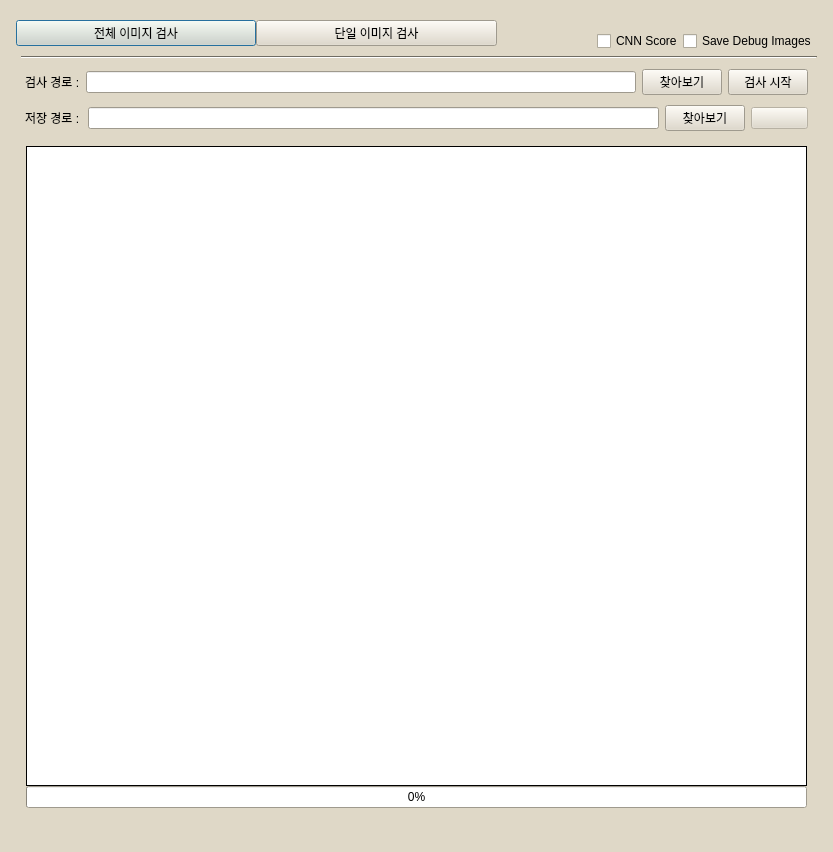
Above: GUI/test.ui from knudatascientists/lg-innotek-projects before the change. Below: the same form after it.
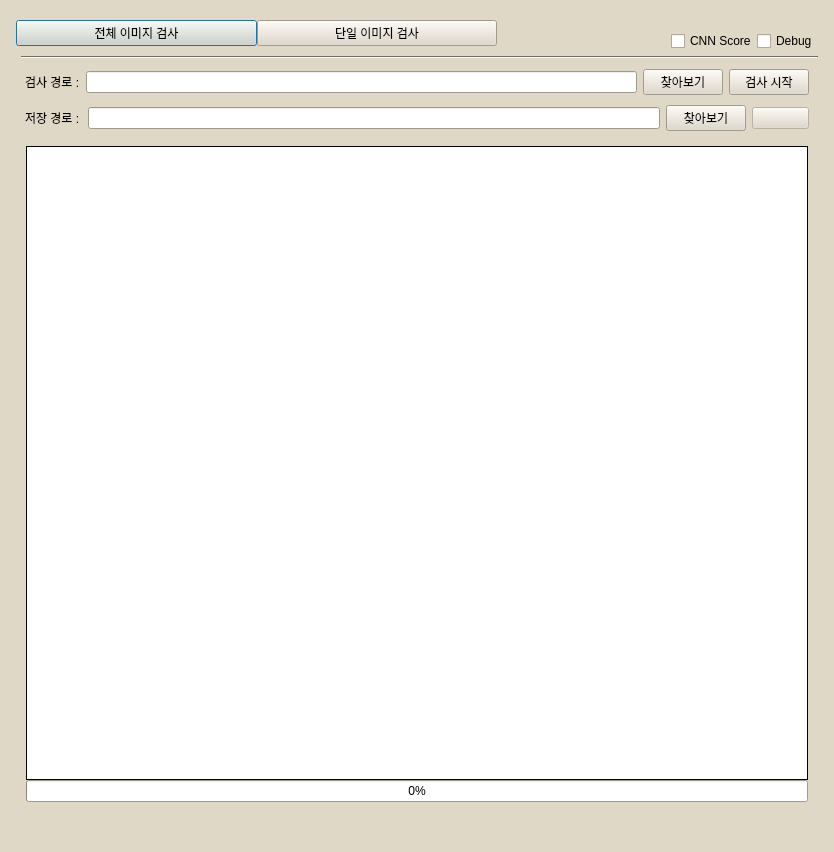
That is the form after the change.

```diff
--- a/GUI/test.ui
+++ b/GUI/test.ui
@@ -6,7 +6,7 @@
    <rect>
     <x>0</x>
     <y>0</y>
-    <width>833</width>
+    <width>834</width>
     <height>852</height>
    </rect>
   </property>
@@ -558,7 +558,7 @@
               <item>
                <widget class="QCheckBox" name="debug_checkBox">
                 <property name="text">
-                 <string>Save Debug Images</string>
+                 <string>Debug</string>
                 </property>
                </widget>
               </item>
@@ -714,7 +714,7 @@
            <number>0</number>
           </property>
           <item row="2" column="0">
-           <layout class="QHBoxLayout" name="horizontalLayout_5">
+           <layout class="QHBoxLayout" name="horizontalLayout_5" stretch="0,1,0">
             <item>
              <widget class="QLabel" name="imageLabel">
               <property name="text">
@@ -722,6 +722,26 @@
               </property>
              </widget>
             </item>
+            <item>
+             <spacer name="horizontalSpacer_4">
+              <property name="orientation">
+               <enum>Qt::Horizontal</enum>
+              </property>
+              <property name="sizeHint" stdset="0">
+               <size>
+                <width>40</width>
+                <height>20</height>
+               </size>
+              </property>
+             </spacer>
+            </item>
+            <item>
+             <widget class="QLabel" name="debugLabel">
+              <property name="text">
+               <string/>
+              </property>
+             </widget>
+            </item>
            </layout>
           </item>
           <item row="0" column="0">
```
